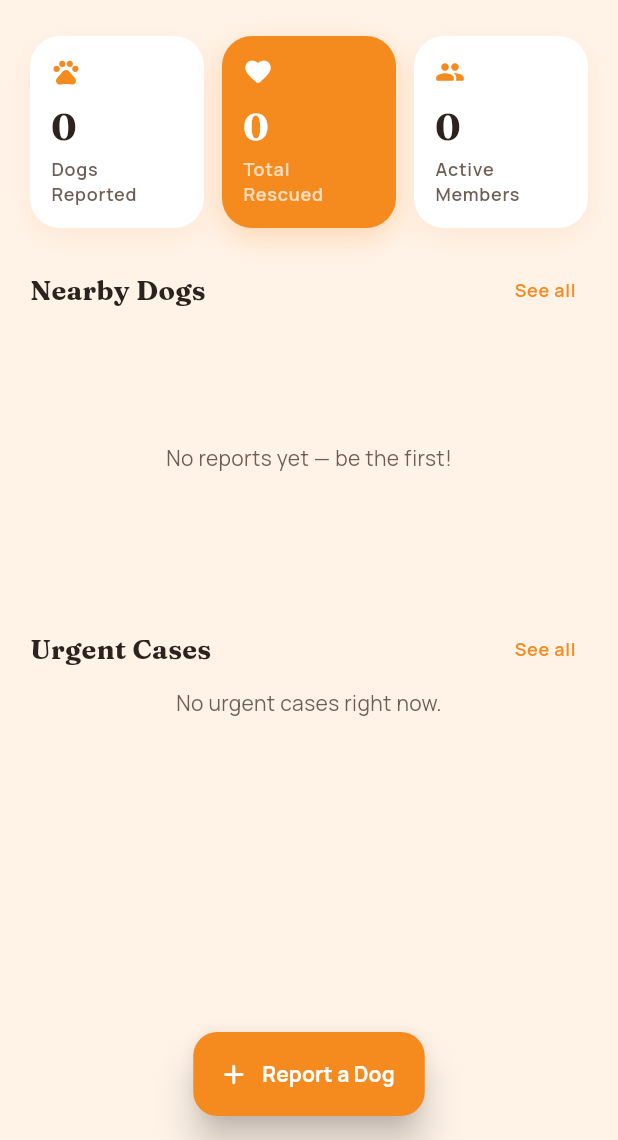
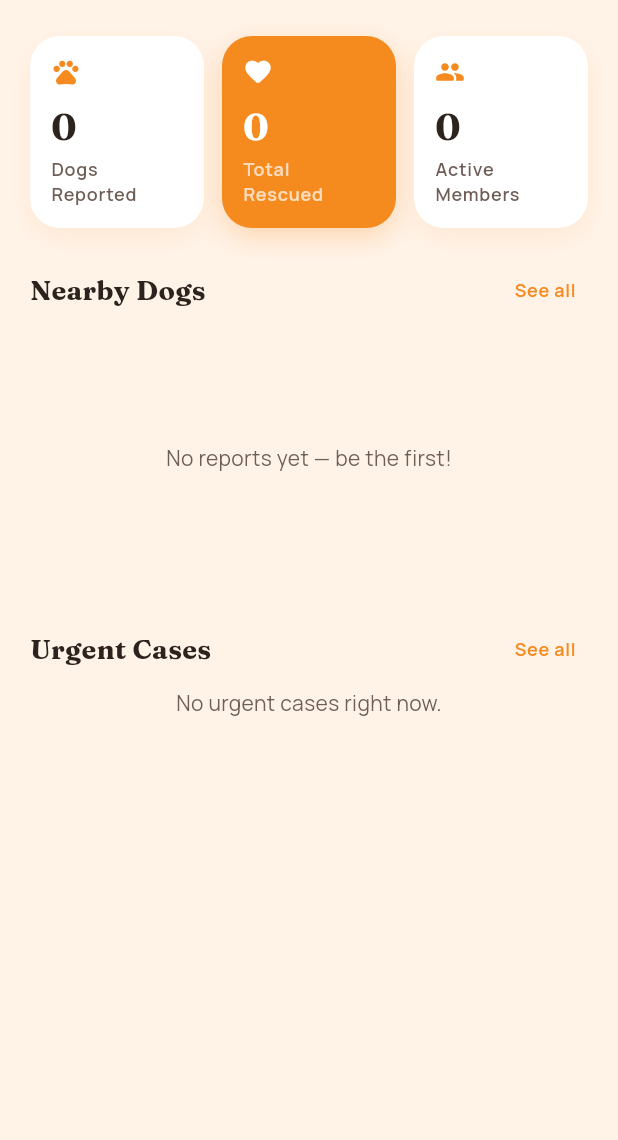
Before and after one commit to AslamEl/Software_Project_PawTrack, a Flutter app: the HomeScreen screen opened directly, on a phone screen of 412 x 824 dp, the part 96-1236 px from its top. Run offline on Flutter 3.47's test engine with Material 3 defaults, Android fonts, the phone set to English and light mode, and no system bars; our stand-ins replace cloud_firestore, firebase_auth, firebase_core, google_fonts, google_sign_in; accounts and stored records are empty; generated files the repository leaves out were written again.

Commit message:
edit the homescreen page

```diff
--- a/pawtrack_mobile_app/lib/screens/home_screen.dart
+++ b/pawtrack_mobile_app/lib/screens/home_screen.dart
@@ -126,19 +126,6 @@ class _HomeScreenState extends State<HomeScreen> {
           ),
         ),
       ),
-      floatingActionButton: FloatingActionButton.extended(
-        onPressed: () => Navigator.pushNamed(context, AppRoutes.report),
-        backgroundColor: AppColors.orange,
-        foregroundColor: Colors.white,
-        elevation: 10,
-        shape: RoundedRectangleBorder(borderRadius: BorderRadius.circular(16)),
-        icon: const Icon(Icons.add_rounded, size: 22),
-        label: const Text(
-          'Report a Dog',
-          style: TextStyle(fontWeight: FontWeight.w700, fontSize: 14),
-        ),
-      ),
-      floatingActionButtonLocation: FloatingActionButtonLocation.centerFloat,
     );
   }
 }
```
